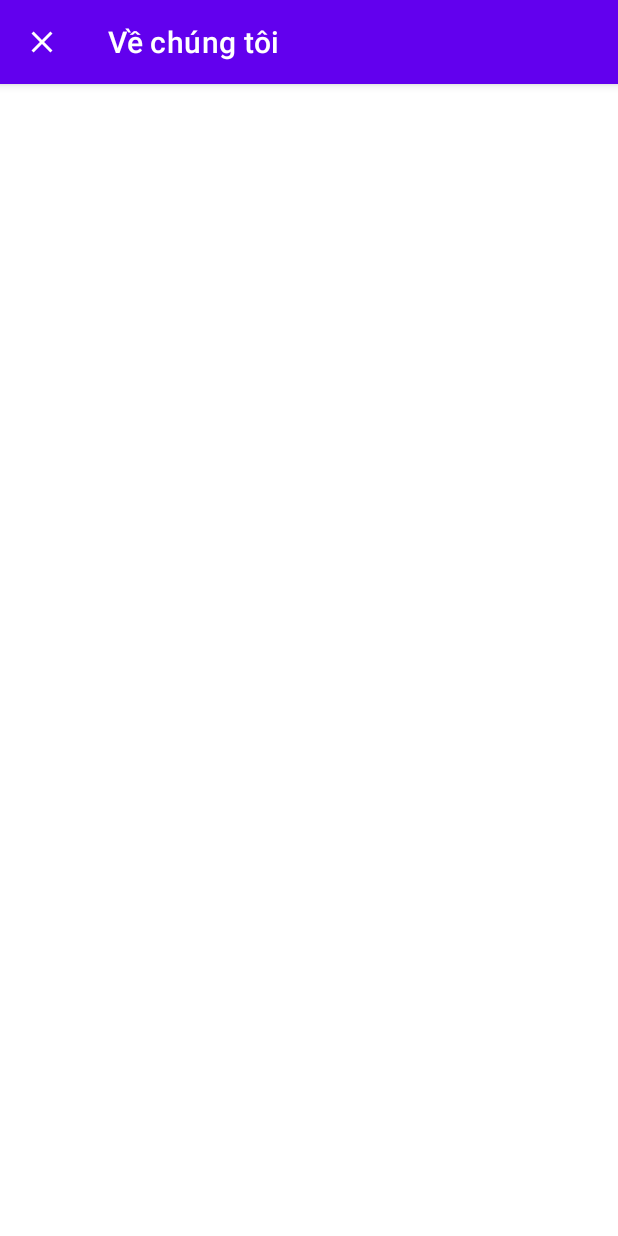
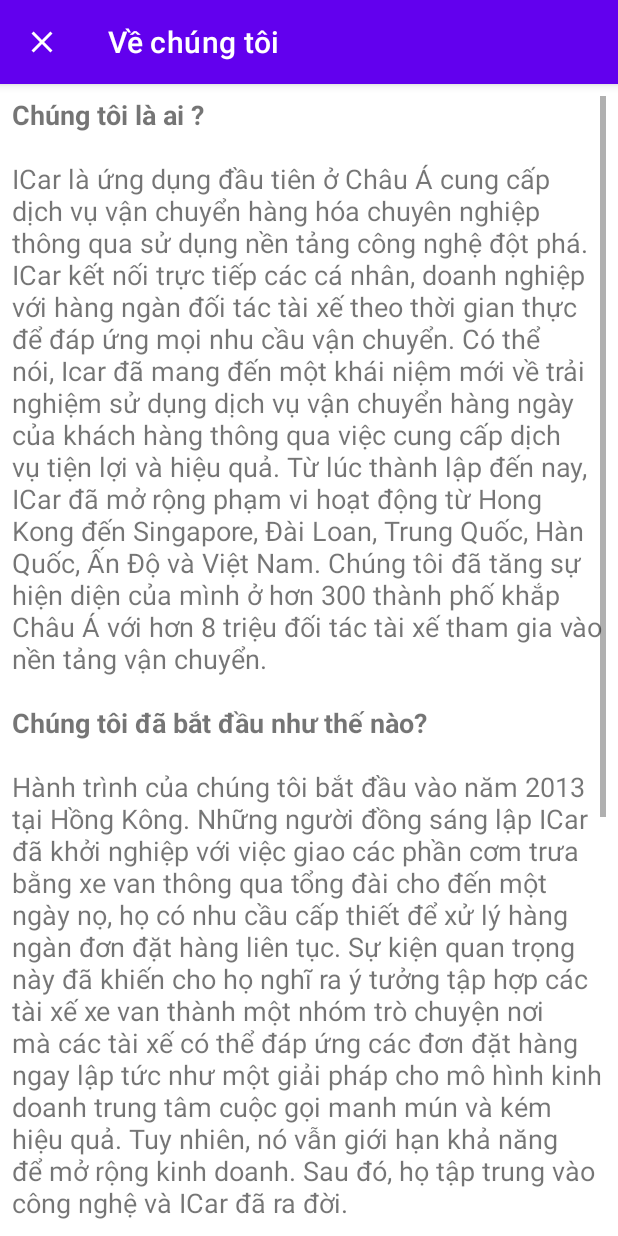
Before and after one commit to huynhthientung/iCar, an Android app: the AboutUsActivity screen opened directly, with no data from a screen before it, on a phone screen of 412 x 824 dp. Run offline under Robolectric (Android 15) with nearby library versions, the phone set to English and light mode, and no system bars.

Commit message:
translate english to vietnamese and change string resource some code

```diff
--- a/app/src/main/java/com/example/icar/AboutUsActivity.java
+++ b/app/src/main/java/com/example/icar/AboutUsActivity.java
@@ -4,9 +4,14 @@ import androidx.annotation.NonNull;
 import androidx.appcompat.app.AppCompatActivity;
 
 import android.os.Bundle;
+import android.text.Html;
+import android.text.method.ScrollingMovementMethod;
 import android.view.MenuItem;
+import android.widget.TextView;
 
 public class AboutUsActivity extends AppCompatActivity {
+
+    private TextView txtAboutUs;
 
     @Override
     protected void onCreate(Bundle savedInstanceState) {
@@ -14,6 +19,21 @@ public class AboutUsActivity extends AppCompatActivity {
         setContentView(R.layout.activity_about_us);
         this.getSupportActionBar().setHomeAsUpIndicator(R.drawable.ic_action_close);
         this.getSupportActionBar().setDisplayHomeAsUpEnabled(true);
+        txtAboutUs = findViewById(R.id.textView_AboutUs);
+
+        String para = "<b> Chúng tôi là ai ? </b> \n "
+                + "\nICar là ứng dụng đầu tiên ở Châu Á cung cấp dịch vụ vận chuyển hàng hóa chuyên nghiệp thông qua sử dụng nền tảng công nghệ đột phá. ICar kết nối trực tiếp các cá nhân, doanh nghiệp với hàng ngàn đối tác tài xế theo thời gian thực để đáp ứng mọi nhu cầu vận chuyển. Có thể nói, Icar đã mang đến một khái niệm mới về trải nghiệm sử dụng dịch vụ vận chuyển hàng ngày của khách hàng thông qua việc cung cấp dịch vụ tiện lợi và hiệu quả. Từ lúc thành lập đến nay, ICar đã mở rộng phạm vi hoạt động từ Hong Kong đến Singapore, Đài Loan, Trung Quốc, Hàn Quốc, Ấn Độ và Việt Nam. Chúng tôi đã tăng sự hiện diện của mình ở hơn 300 thành phố khắp Châu Á với hơn 8 triệu đối tác tài xế tham gia vào nền tảng vận chuyển. \n "
+                + "\n<b> Chúng tôi đã bắt đầu như thế nào?  </b> \n "
+                + "\nHành trình của chúng tôi bắt đầu vào năm 2013 tại Hồng Kông. Những người đồng sáng lập ICar đã khởi nghiệp với việc giao các phần cơm trưa bằng xe van thông qua tổng đài cho đến một ngày nọ, họ có nhu cầu cấp thiết để xử lý hàng ngàn đơn đặt hàng liên tục. Sự kiện quan trọng này đã khiến cho họ nghĩ ra ý tưởng tập hợp các tài xế xe van thành một nhóm trò chuyện nơi mà các tài xế có thể đáp ứng các đơn đặt hàng ngay lập tức như một giải pháp cho mô hình kinh doanh trung tâm cuộc gọi manh mún và kém hiệu quả. Tuy nhiên, nó vẫn giới hạn khả năng để mở rộng kinh doanh. Sau đó, họ tập trung vào công nghệ và ICar đã ra đời. \n "
+                + "\n<b> Tại sao chọn ICar ? </b> \n "
+                + "\nKể từ khi ra mắt, chúng tôi đã mở rộng danh mục dịch vụ của mình để cung cấp giải pháp giao hàng nhanh chóng và linh hoạt trên nhiều nền tảng khác nhau tại các thị trường mà chúng tôi đang hoạt động. ICar luôn sẵn sàng phá vỡ mọi giới hạn để có những bước tiến đột phá nhằm mang đến cho quý khách hàng một giải pháp giao nhận toàn diện, giúp bạn giải quyết mọi khó khăn trong khâu vận tải cùng những trải nghiệm dịch vụ tuyệt vời. \n "
+                + "\n<b> Liên hệ với chúng tôi </b> \n "
+                + "<b> Website: </b> www.icar.com \n "
+                + "<b> Địa chỉ: </b> 268 Tô Hiến Thành, Phường 15, Quận 10, Thành phố Hồ Chí Minh  \n "
+                + "<b> Email: </b> icarcompany@icar.com \n ";
+        para = para.replace("\n", "<br />");
+        txtAboutUs.setText(Html.fromHtml(para));
+        txtAboutUs.setMovementMethod(new ScrollingMovementMethod());
     }
 
     @Override
--- a/app/src/main/java/com/example/icar/ForgetPasswordActivity.java
+++ b/app/src/main/java/com/example/icar/ForgetPasswordActivity.java
@@ -34,7 +34,7 @@ public class ForgetPasswordActivity extends AppCompatActivity {
     protected void onCreate(Bundle savedInstanceState) {
         super.onCreate(savedInstanceState);
         setContentView(R.layout.activity_forget_password);
-        getSupportActionBar().setTitle("Reset password");
+        getSupportActionBar().setTitle(R.string.reset_password);
         getSupportActionBar().setDisplayHomeAsUpEnabled(true);
         mAuth = FirebaseAuth.getInstance();
         initializeViews();
--- a/app/src/main/res/layout/activity_about_us.xml
+++ b/app/src/main/res/layout/activity_about_us.xml
@@ -6,4 +6,21 @@
     android:layout_height="match_parent"
     tools:context=".AboutUsActivity">
 
+    <TextView
+        android:id="@+id/textView_AboutUs"
+        android:layout_width="0dp"
+        android:textSize="18sp"
+        android:scrollbars="vertical"
+        android:layout_height="0dp"
+        android:layout_marginStart="8dp"
+        android:layout_marginLeft="8dp"
+        android:layout_marginTop="8dp"
+        android:layout_marginEnd="8dp"
+        android:layout_marginRight="8dp"
+        android:layout_marginBottom="8dp"
+        android:text="TextView"
+        app:layout_constraintBottom_toBottomOf="parent"
+        app:layout_constraintEnd_toEndOf="parent"
+        app:layout_constraintStart_toStartOf="parent"
+        app:layout_constraintTop_toTopOf="parent" />
 </androidx.constraintlayout.widget.ConstraintLayout>
--- a/app/src/main/res/layout/activity_forget_password.xml
+++ b/app/src/main/res/layout/activity_forget_password.xml
@@ -15,7 +15,7 @@
         android:layout_marginLeft="8dp"
         android:layout_marginEnd="8dp"
         android:layout_marginRight="8dp"
-        android:text="Please enter your email to reset password:"
+        android:text="@string/please_enter_your_email_to_reset_password"
         android:textSize="30sp"
         app:layout_constraintBottom_toBottomOf="parent"
         app:layout_constraintEnd_toEndOf="parent"
@@ -44,7 +44,8 @@
         android:layout_width="wrap_content"
         android:layout_height="wrap_content"
         android:layout_marginTop="32dp"
-        android:text="Send"
+        android:text="@string/send"
+        android:textAllCaps="false"
         app:layout_constraintEnd_toEndOf="parent"
         app:layout_constraintStart_toStartOf="parent"
         app:layout_constraintTop_toBottomOf="@+id/editTextTextEmailReset" />
```
Also changed, not shown: app/src/main/res/layout/activity_main.xml (+5 -5 lines), app/src/main/res/layout/fragment_home.xml (+6 -6 lines), app/src/main/res/values/strings.xml (+29 -9 lines).
